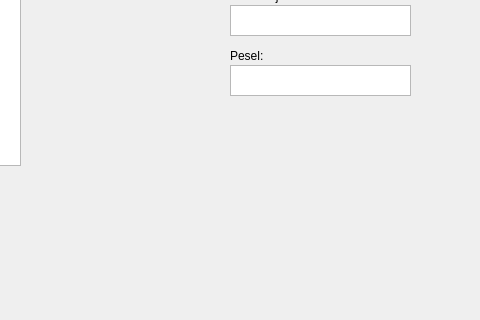
First picture: the form in C-Project/mainwindow_podglad.ui, repository W1EW1UR/Projekt-Cpp, before the edit; both pictures show x 320 to 800 and y 165 to 485 of the 800 by 600 pixel window.
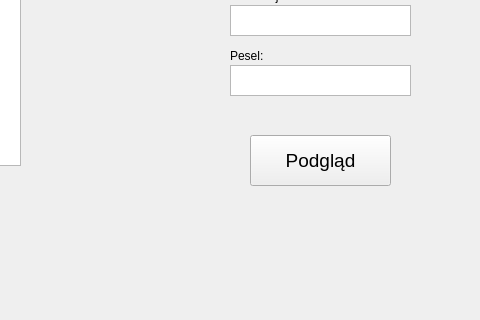
Second picture: the form after the edit.

The edit to the form file:
```diff
--- a/C-Project/mainwindow_podglad.ui
+++ b/C-Project/mainwindow_podglad.ui
@@ -218,6 +218,27 @@
      <string>Wróć</string>
     </property>
    </widget>
+   <widget class="QPushButton" name="edit">
+    <property name="enabled">
+     <bool>true</bool>
+    </property>
+    <property name="geometry">
+     <rect>
+      <x>570</x>
+      <y>300</y>
+      <width>141</width>
+      <height>51</height>
+     </rect>
+    </property>
+    <property name="font">
+     <font>
+      <pointsize>14</pointsize>
+     </font>
+    </property>
+    <property name="text">
+     <string>Podgląd</string>
+    </property>
+   </widget>
   </widget>
   <widget class="QMenuBar" name="menubar">
    <property name="geometry">
```
